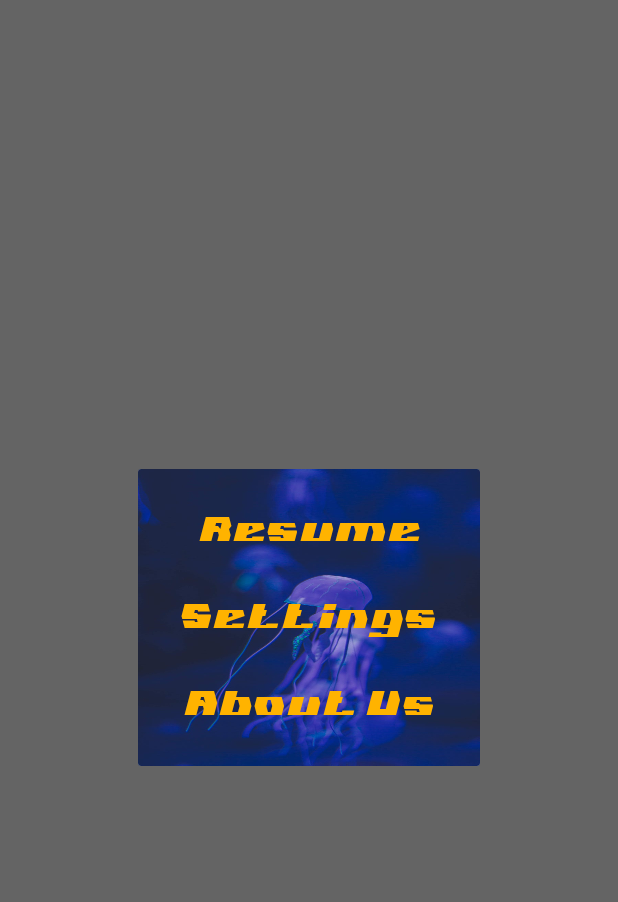
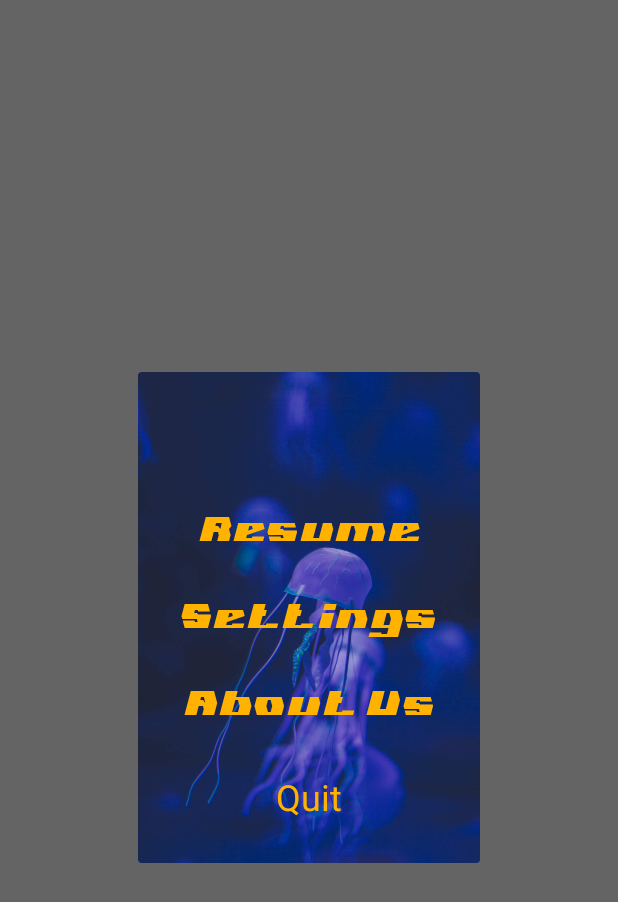
Before and after one commit to AliyuAbdullahi/Fishscape, an Android app: the fragment PauseMenu shown on its own in the app's theme, on a phone screen of 412 x 824 dp. Shown: the top 902 px of the screen. Run offline under Robolectric (Android 15) with nearby library versions, the phone set to English and light mode, and no system bars.

Commit message:
added quit dialog

```diff
--- a/app/src/main/AndroidManifest.xml
+++ b/app/src/main/AndroidManifest.xml
@@ -9,14 +9,14 @@
         android:roundIcon="@mipmap/ic_launcher_round"
         android:supportsRtl="true"
         android:theme="@style/AppTheme">
-        <activity android:name=".start.StartActivity">
+        <activity android:name="com.example.awesomefish.ui.start.StartActivity">
             <intent-filter>
                 <action android:name="android.intent.action.MAIN" />
 
                 <category android:name="android.intent.category.LAUNCHER" />
             </intent-filter>
         </activity>
-        <activity android:name=".scene.host.GameHostActivity">
+        <activity android:name="com.example.awesomefish.ui.stages.GameHostActivity">
 
         </activity>
     </application>
--- a/app/src/main/java/com/example/awesomefish/menu/PauseMenu.kt
+++ b/app/src/main/java/com/example/awesomefish/menu/PauseMenu.kt
@@ -1,17 +1,31 @@
 package com.example.awesomefish.menu
 
 import android.app.Dialog
+import android.content.Context
 import android.os.Bundle
+import android.util.Log
 import android.view.LayoutInflater
 import android.view.View
 import android.view.ViewGroup
 import android.view.Window
 import androidx.fragment.app.DialogFragment
+import androidx.fragment.app.FragmentManager
 import com.example.awesomefish.R
 import com.example.awesomefish.shared.FontManager
 import kotlinx.android.synthetic.main.pause_menu.*
 
 class PauseMenu : DialogFragment() {
+
+    private lateinit var pauseMenuItemClickedListener: PauseMenuItemClickedListener
+
+    override fun onAttach(context: Context) {
+        super.onAttach(context)
+        try {
+            pauseMenuItemClickedListener = context as PauseMenuItemClickedListener
+        } catch (error: Throwable) {
+            Log.e("ERROR", "Context should implement PauseMenuItemClickedListener")
+        }
+    }
 
     override fun onCreateView(
         inflater: LayoutInflater,
@@ -21,10 +35,20 @@ class PauseMenu : DialogFragment() {
         return inflater.inflate(R.layout.pause_menu, container, false)
     }
 
-
     override fun onViewCreated(view: View, savedInstanceState: Bundle?) {
         super.onViewCreated(view, savedInstanceState)
         setUpUI()
+        setUpClickListeners()
+    }
+
+    private fun setUpClickListeners() {
+        resume.setOnClickListener { pauseMenuItemClickedListener.resumeClicked() }
+
+        settings.setOnClickListener { pauseMenuItemClickedListener.settingsClicked() }
+
+        aboutUs.setOnClickListener { pauseMenuItemClickedListener.aboutClicked() }
+
+        quit.setOnClickListener { pauseMenuItemClickedListener.quitClicked() }
     }
 
     private fun setUpUI() {
@@ -43,8 +67,38 @@ class PauseMenu : DialogFragment() {
     }
 
     companion object {
-        fun instance(): PauseMenu {
-            return PauseMenu()
+        @Volatile
+        private var pauseMenu: PauseMenu? = null
+
+        private fun instance(): PauseMenu {
+            val thePauseMenu = pauseMenu
+            if (thePauseMenu != null) {
+                return thePauseMenu
+            }
+            synchronized(PauseMenu::class) {
+                var possibleNullPauseMenu = pauseMenu
+                return if (possibleNullPauseMenu == null) {
+                    possibleNullPauseMenu = PauseMenu()
+                    possibleNullPauseMenu
+                } else {
+                    possibleNullPauseMenu
+                }
+            }
+        }
+
+        fun show(fragmentManager: FragmentManager) {
+            instance().show(fragmentManager, "pause_menu")
+        }
+
+        fun hide(fragmentManager: FragmentManager) {
+            (fragmentManager.findFragmentByTag("pause_menu") as PauseMenu).dismiss()
         }
     }
+
+    interface PauseMenuItemClickedListener {
+        fun resumeClicked()
+        fun aboutClicked()
+        fun settingsClicked()
+        fun quitClicked()
+    }
 }
--- a/app/src/main/java/com/example/awesomefish/shared/SoundManager.kt
+++ b/app/src/main/java/com/example/awesomefish/shared/SoundManager.kt
@@ -86,7 +86,7 @@ class SoundManager private constructor(val context: Context) {
     }
 
     fun resume() {
-        if (mediaPlayer != null) {
+        if (mediaPlayer != null && mediaPlayerReleased.not()) {
             mediaPlayer?.start()
         }
     }
--- a/app/src/main/java/com/example/awesomefish/start/GameLauncher.kt
+++ b/app/src/main/java/com/example/awesomefish/ui/GameLauncher.kt
@@ -1,4 +1,4 @@
-package com.example.awesomefish.start
+package com.example.awesomefish.ui
 
 import android.content.Context
 import android.graphics.Canvas
@@ -6,7 +6,7 @@ import android.view.MotionEvent
 import android.view.View
 import com.example.awesomefish.scene.Scene
 import com.example.awesomefish.scene.SceneManager
-import com.example.awesomefish.scene.stages.StageOne
+import com.example.awesomefish.ui.stages.StageOne
 import com.example.awesomefish.shared.SoundManager
 
 class GameLauncher(context: Context, soundManager: SoundManager) : View(context) {
--- a/app/src/main/java/com/example/awesomefish/start/StartActivity.kt
+++ b/app/src/main/java/com/example/awesomefish/ui/start/StartActivity.kt
@@ -1,4 +1,4 @@
-package com.example.awesomefish.start
+package com.example.awesomefish.ui.start
 
 import android.animation.PropertyValuesHolder
 import android.animation.ValueAnimator
@@ -8,7 +8,7 @@ import android.os.Handler
 import android.view.View
 import androidx.appcompat.app.AppCompatActivity
 import com.example.awesomefish.R
-import com.example.awesomefish.scene.host.GameHostActivity
+import com.example.awesomefish.ui.stages.GameHostActivity
 import com.example.awesomefish.shared.AnimationManager
 import com.example.awesomefish.shared.FontManager
 import com.example.awesomefish.shared.LocalStorageManager
--- a/app/src/main/res/layout/activity_main.xml
+++ b/app/src/main/res/layout/activity_main.xml
@@ -4,6 +4,6 @@
     xmlns:tools="http://schemas.android.com/tools"
     android:layout_width="match_parent"
     android:layout_height="match_parent"
-    tools:context=".scene.host.GameHostActivity">
+    tools:context=".ui.stages.GameHostActivity">
 
 </RelativeLayout>
--- a/app/src/main/res/layout/activity_splash.xml
+++ b/app/src/main/res/layout/activity_splash.xml
@@ -5,7 +5,7 @@
     android:layout_width="match_parent"
     android:background="@drawable/splash"
     android:layout_height="match_parent"
-    tools:context=".start.StartActivity">
+    tools:context=".ui.start.StartActivity">
 
     <TextView
         android:textColor="@color/colorPrimary"
--- a/app/src/main/res/layout/pause_menu.xml
+++ b/app/src/main/res/layout/pause_menu.xml
@@ -54,4 +54,16 @@
         app:layout_constraintStart_toStartOf="parent"
         app:layout_constraintTop_toBottomOf="@+id/settings"
         tools:text="About" />
+
+    <TextView
+        android:id="@+id/quit"
+        android:layout_width="wrap_content"
+        android:layout_height="wrap_content"
+        android:layout_marginTop="32dp"
+        android:textColor="@color/pause_menu_item"
+        android:text="@string/quit"
+        android:textSize="@dimen/fontSize24"
+        app:layout_constraintEnd_toEndOf="parent"
+        app:layout_constraintStart_toStartOf="parent"
+        app:layout_constraintTop_toBottomOf="@+id/aboutUs" />
 </androidx.constraintlayout.widget.ConstraintLayout>
--- a/app/src/main/res/values/strings.xml
+++ b/app/src/main/res/values/strings.xml
@@ -5,4 +5,9 @@
     <string name="resume">Resume</string>
     <string name="about_us">About Us</string>
     <string name="settings">Settings</string>
+    <string name="quit">Quit</string>
+    <string name="yes">Yes</string>
+    <string name="no">No</string>
+    <string name="quit_dialog_title">Quit Game</string>
+    <string name="quit_dialog_message">Do you want to quit game?</string>
 </resources>
```
Also changed, not shown: app/src/main/java/com/example/awesomefish/scene/host/GameHostActivity.kt (deleted, +0 -54 lines), app/src/main/java/com/example/awesomefish/ui/stages/GameHostActivity.kt (added, +101 -0 lines), app/src/main/java/com/example/awesomefish/ui/stages/StageOne.kt (renamed from app/src/main/java/com/example/awesomefish/scene/stages/StageOne.kt, +6 -2 lines).
